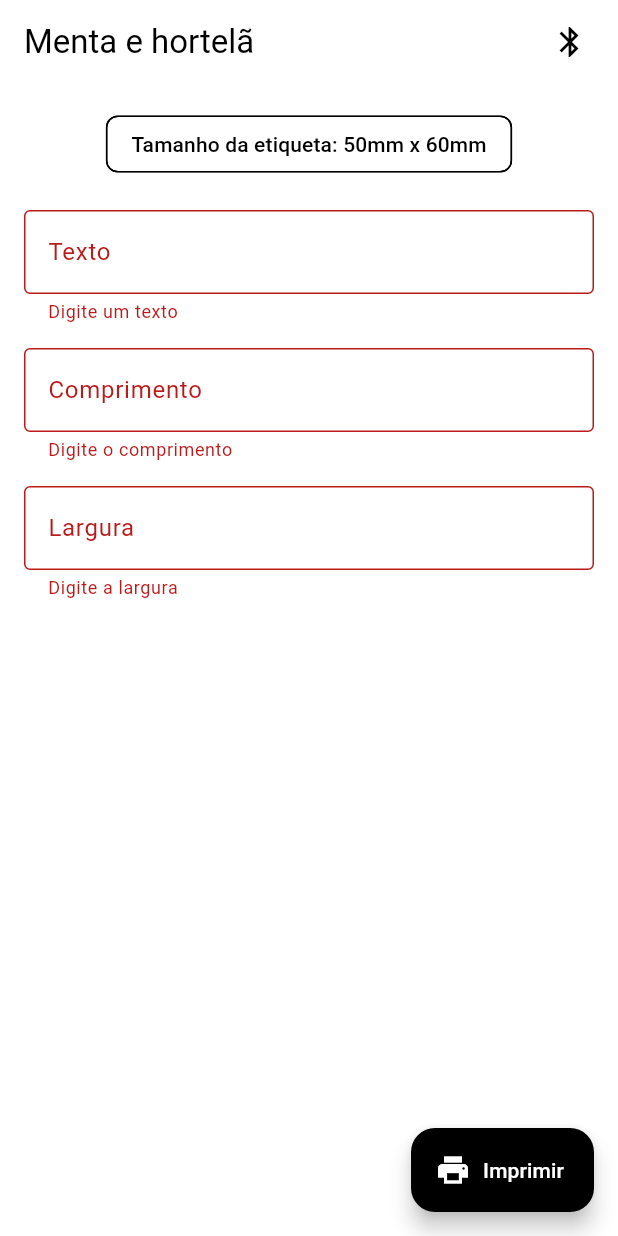
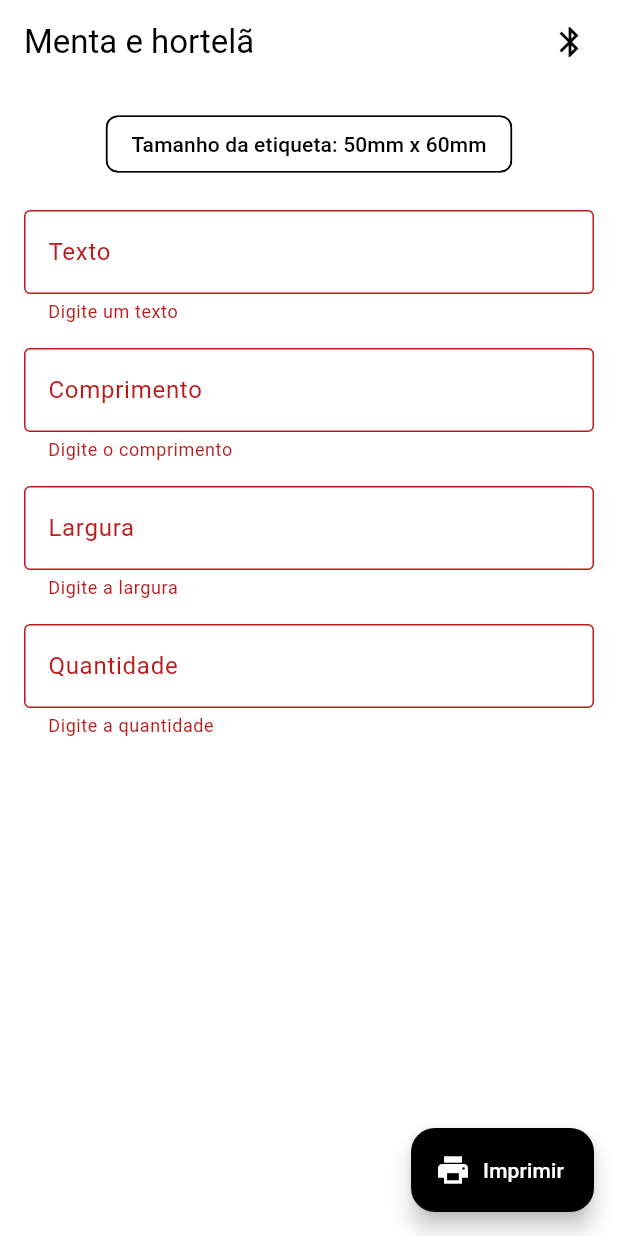
Before and after one commit to gabriel-eduardo-miranda/Label-Printer-App, a Flutter app: the screen it shows after launch, after a tap on "Imprimir", on a phone screen of 412 x 824 dp. Run offline on Flutter 3.47's test engine with Material 3 defaults, Android fonts, the phone set to English and light mode, and no system bars; our stand-ins replace permission_handler; missing offline and left inert: flutter_pos_printer_platform.

Commit message:
Definição de quantidade e impressão sequencial

```diff
--- a/lib/views/home/home_view.dart
+++ b/lib/views/home/home_view.dart
@@ -1,4 +1,5 @@
 import 'package:flutter/material.dart';
+import 'package:flutter/services.dart';
 import 'package:provider/provider.dart';
 
 import '../../services/bluetooth_printer_service.dart';
@@ -15,6 +16,7 @@ class _HomeViewState extends State<HomeView> {
   final TextEditingController _textController = TextEditingController();
   final TextEditingController _lengthController = TextEditingController();
   final TextEditingController _widthController = TextEditingController();
+  final TextEditingController _quantityController = TextEditingController();
 
   final _formKey = GlobalKey<FormState>();
 
@@ -23,6 +25,7 @@ class _HomeViewState extends State<HomeView> {
     _textController.dispose();
     _lengthController.dispose();
     _widthController.dispose();
+    _quantityController.dispose();
     super.dispose();
   }
 
@@ -126,6 +129,29 @@ class _HomeViewState extends State<HomeView> {
                   return null;
                 },
               ),
+              const SizedBox(height: 16),
+              TextFormField(
+                controller: _quantityController,
+                keyboardType: TextInputType.number,
+                inputFormatters: [FilteringTextInputFormatter.digitsOnly],
+                decoration: const InputDecoration(
+                  labelText: 'Quantidade',
+                  border: OutlineInputBorder(),
+                ),
+                validator: (value) {
+                  final quantity = int.tryParse(value?.trim() ?? '');
+
+                  if (quantity == null) {
+                    return 'Digite a quantidade';
+                  }
+
+                  if (quantity <= 0) {
+                    return 'Digite uma quantidade maior que zero';
+                  }
+
+                  return null;
+                },
+              ),
               const Spacer(),
               Align(
                 alignment: Alignment.bottomRight,
@@ -155,14 +181,23 @@ class _HomeViewState extends State<HomeView> {
       return;
     }
 
+    final quantity = int.parse(_quantityController.text.trim());
+
     ScaffoldMessenger.of(context).showSnackBar(
-      const SnackBar(content: Text('Enviando etiqueta para a impressora...')),
+      SnackBar(
+        content: Text(
+          quantity == 1
+              ? 'Enviando etiqueta para a impressora...'
+              : 'Enviando $quantity etiquetas para a impressora...',
+        ),
+      ),
     );
 
     final success = await bluetoothService.printLabel(
       text: _textController.text,
       lengthText: _lengthController.text,
       widthText: _widthController.text,
+      quantity: quantity,
     );
 
     if (!context.mounted) return;
@@ -171,7 +206,9 @@ class _HomeViewState extends State<HomeView> {
       SnackBar(
         content: Text(
           success
-              ? 'Etiqueta enviada para a impressora'
+              ? quantity == 1
+                    ? 'Etiqueta enviada para a impressora'
+                    : '$quantity etiquetas enviadas para a impressora'
               : 'Falha ao enviar. Verifique o log do Bluetooth',
         ),
       ),
```
Also changed, not shown: lib/models/label_data.dart (+7 -1 lines), lib/services/bluetooth_printer_service.dart (+26 -2 lines).
